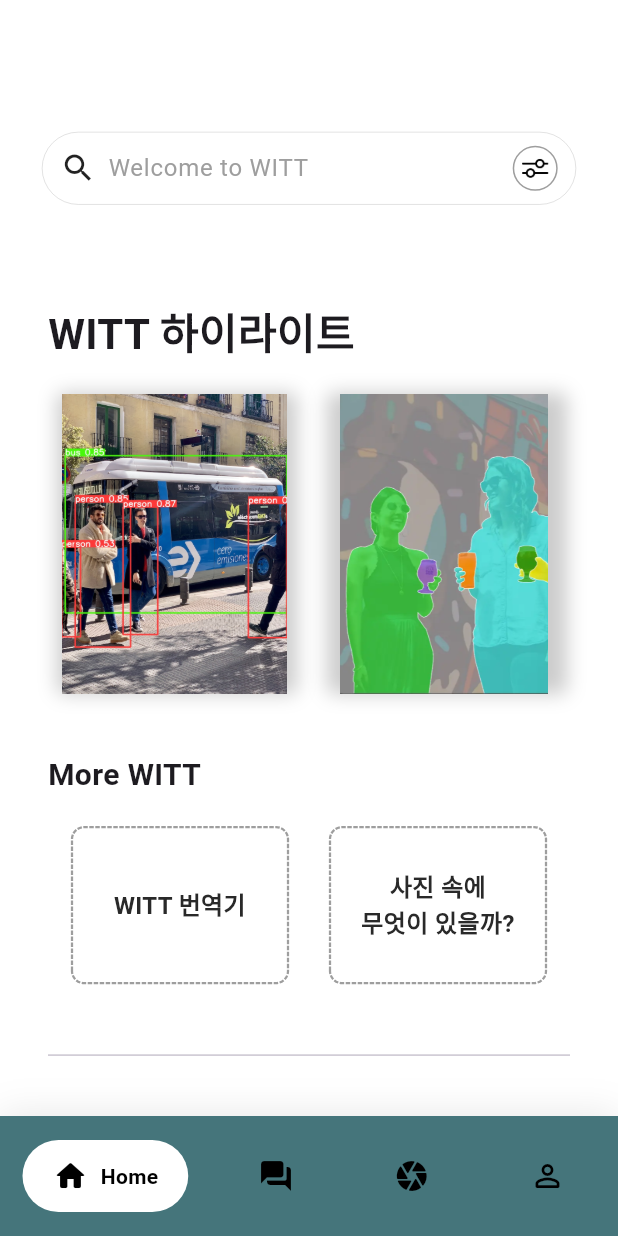
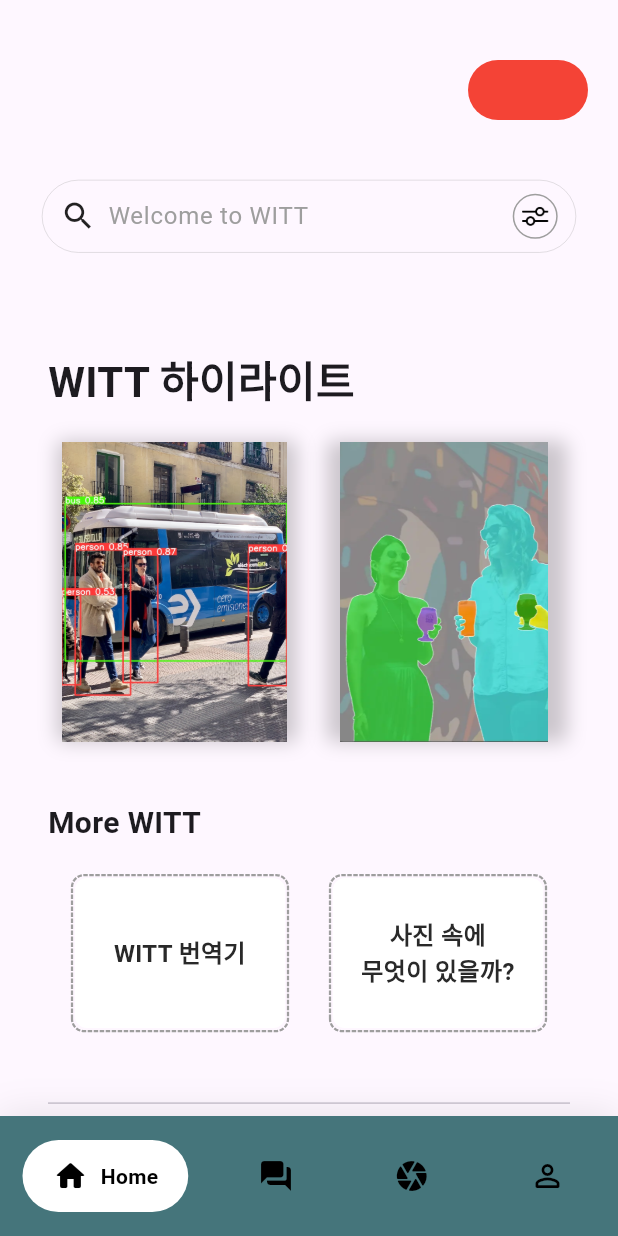
Before and after one commit to CAVASOL/witt, a Flutter app: the screen it shows after launch, after a tap on "WITT 가입하기", on a phone screen of 412 x 824 dp. Run offline on Flutter 3.47's test engine with Material 3 defaults, Android fonts, the phone set to English and light mode, and no system bars; drawn by our look-alikes of dotted_border, google_nav_bar; our stand-ins replace camera, dash_chat_2, dio, firebase_auth, firebase_core, google_sign_in and 3 more; missing offline and left inert: chat_gpt_sdk, flutter_vision, google_mlkit_text_recognition, google_mlkit_translation; accounts and stored records are empty; generated files the repository leaves out were written again; network calls fail.

Commit message:
mdfied some and added theme

```diff
--- /dev/null
+++ b/lib/components/theme_button.dart
@@ -0,0 +1,36 @@
+import 'package:flutter/material.dart';
+
+class ThemeButton extends StatelessWidget {
+  const ThemeButton({super.key, required this.color, required this.onTap});
+  final Color? color;
+  final void Function()? onTap;
+
+  @override
+  Widget build(BuildContext context) {
+    return Row(
+      mainAxisAlignment: MainAxisAlignment.end,
+      children: [
+        GestureDetector(
+          onTap: onTap,
+          child: Container(
+            width: 80,
+            height: 40,
+            decoration: BoxDecoration(
+                color: color,
+                borderRadius: BorderRadius.circular(
+                  20,
+                )),
+            padding: const EdgeInsets.all(
+              24,
+            ),
+            child: const Center(
+              child: Text(
+                "tap",
+              ),
+            ),
+          ),
+        ),
+      ],
+    );
+  }
+}
--- a/lib/pages/home.dart
+++ b/lib/pages/home.dart
@@ -3,6 +3,7 @@ import 'package:flutter/material.dart';
 import 'package:google_nav_bar/google_nav_bar.dart';
 import 'package:login_auth/components/info_card.dart';
 import 'package:login_auth/components/sample.dart';
+import 'package:login_auth/components/theme_button.dart';
 import 'package:login_auth/services/assets_manager.dart';
 import 'package:login_auth/widgets/widgets.dart';
 
@@ -26,23 +27,23 @@ class HomeState extends State<Home> {
     return MaterialApp(
       debugShowCheckedModeBanner: false,
       home: Scaffold(
-        backgroundColor: Colors.white,
+        backgroundColor: Theme.of(context).colorScheme.background,
         body: SafeArea(
           child: SingleChildScrollView(
             child: Column(
               crossAxisAlignment: CrossAxisAlignment.start,
               children: [
                 const SizedBox(
-                  height: 56,
+                  height: 40,
                 ),
-                const Padding(
-                  padding: EdgeInsets.symmetric(horizontal: 32),
-                  child: Column(
-                    children: [
-                      SizedBox(
-                        height: 32,
-                      ),
-                    ],
+                Padding(
+                  padding: const EdgeInsets.only(
+                    right: 20,
+                    bottom: 40,
+                  ),
+                  child: ThemeButton(
+                    color: Colors.red,
+                    onTap: () {},
                   ),
                 ),
                 const SafeArea(
@@ -54,7 +55,9 @@ class HomeState extends State<Home> {
                   height: 64,
                 ),
                 const Padding(
-                  padding: EdgeInsets.symmetric(horizontal: 32),
+                  padding: EdgeInsets.symmetric(
+                    horizontal: 32,
+                  ),
                   child: Column(
                     children: [
                       Text(
@@ -82,7 +85,9 @@ class HomeState extends State<Home> {
                   height: 40,
                 ),
                 const Padding(
-                  padding: EdgeInsets.symmetric(horizontal: 32),
+                  padding: EdgeInsets.symmetric(
+                    horizontal: 32,
+                  ),
                   child: Column(
                     children: [
                       Text(
@@ -122,7 +127,7 @@ class HomeState extends State<Home> {
                           onTap: () {
                             Navigator.pushNamed(
                               context,
-                              '/detect',
+                              '/explore',
                             );
                           },
                           child: const InfoCard(
@@ -140,7 +145,10 @@ class HomeState extends State<Home> {
                   height: 40,
                 ),
                 const Padding(
-                  padding: EdgeInsets.only(left: 32, right: 32),
+                  padding: EdgeInsets.only(
+                    left: 32,
+                    right: 32,
+                  ),
                   child: Divider(),
                 ),
                 const SizedBox(
@@ -150,32 +158,45 @@ class HomeState extends State<Home> {
                   mainAxisAlignment: MainAxisAlignment.center,
                   children: [
                     Padding(
-                      padding: const EdgeInsets.only(right: 32),
+                      padding: const EdgeInsets.only(
+                        right: 32,
+                      ),
                       child: TextButton(
                         onPressed: () {},
                         child: const Text(
                           "Privacy",
-                          style: TextStyle(color: Color(0xFF292929)),
+                          style: TextStyle(
+                            color: Color(0xFF292929),
+                          ),
                         ),
                       ),
                     ),
                     Padding(
-                      padding: const EdgeInsets.only(left: 32, right: 32),
+                      padding: const EdgeInsets.only(
+                        left: 32,
+                        right: 32,
+                      ),
                       child: TextButton(
                         onPressed: () {},
                         child: const Text(
                           "Terms",
-                          style: TextStyle(color: Color(0xFF292929)),
+                          style: TextStyle(
+                            color: Color(0xFF292929),
+                          ),
                         ),
                       ),
                     ),
                     Padding(
-                      padding: const EdgeInsets.only(left: 32),
+                      padding: const EdgeInsets.only(
+                        left: 32,
+                      ),
                       child: TextButton(
                         onPressed: () {},
                         child: const Text(
                           "About",
-                          style: TextStyle(color: Color(0xFF292929)),
+                          style: TextStyle(
+                            color: Color(0xFF292929),
+                          ),
                         ),
                       ),
                     ),
@@ -188,21 +209,27 @@ class HomeState extends State<Home> {
                   mainAxisAlignment: MainAxisAlignment.center,
                   children: [
                     Padding(
-                      padding: const EdgeInsets.all(12),
+                      padding: const EdgeInsets.all(
+                        12,
+                      ),
                       child: Image.asset(
                         AssetsManager.instaLogo,
                         width: 32,
                       ),
                     ),
                     Padding(
-                      padding: const EdgeInsets.all(12),
+                      padding: const EdgeInsets.all(
+                        12,
+                      ),
                       child: Image.asset(
                         AssetsManager.pinterestLogo,
                         width: 32,
                       ),
                     ),
                     Padding(
-                      padding: const EdgeInsets.all(12),
+                      padding: const EdgeInsets.all(
+                        12,
+                      ),
                       child: Image.asset(
                         AssetsManager.twitterLogo,
                         width: 32,
@@ -236,23 +263,31 @@ class HomeState extends State<Home> {
             boxShadow: [
               BoxShadow(
                 blurRadius: 20,
-                color: Colors.black.withOpacity(.1),
+                color: Colors.black.withOpacity(
+                  .1,
+                ),
               )
             ],
           ),
           child: SafeArea(
             child: Padding(
-              padding:
-                  const EdgeInsets.symmetric(horizontal: 15.0, vertical: 8),
+              padding: const EdgeInsets.symmetric(
+                horizontal: 15.0,
+                vertical: 8,
+              ),
               child: GNav(
                 rippleColor: Colors.grey[300]!,
                 hoverColor: Colors.grey[100]!,
                 gap: 8,
                 activeColor: Colors.black,
                 iconSize: 24,
-                padding:
-                    const EdgeInsets.symmetric(horizontal: 20, vertical: 12),
-                duration: const Duration(milliseconds: 400),
+                padding: const EdgeInsets.symmetric(
+                  horizontal: 20,
+                  vertical: 12,
+                ),
+                duration: const Duration(
+                  milliseconds: 400,
+                ),
                 tabBackgroundColor: Colors.white,
                 color: Colors.black,
                 tabs: const [
--- a/lib/pages/welcome.dart
+++ b/lib/pages/welcome.dart
@@ -79,6 +79,9 @@ class Welcome extends StatelessWidget {
                 ),
               ],
             ),
+            const SizedBox(
+              height: 80,
+            )
           ],
         ),
       ),
--- a/lib/services/assets_manager.dart
+++ b/lib/services/assets_manager.dart
@@ -8,10 +8,9 @@ class AssetsManager {
   static String googleLogo = "$imagePath/google.png";
   static String instaLogo = "$imagePath/insta.png";
   static String pinterestLogo = "$imagePath/pinterest.png";
-  static String wittLogoLight = "$imagePath/sam18.png";
+  static String wittLogoLight = "$imagePath/sam5.png";
   static String wittLogoDark = "$imagePath/sam29.png";
   static String twitterLogo = "$imagePath/twitter.png";
   static String segSam = "$imagePath/segsam.png";
-  static String bye = "$imagePath/sam5.png";
   static String yar = "$imagePath/yar.png";
 }
```
Also changed, not shown: lib/pages/camera.dart (+15 -9 lines), lib/pages/chat.dart (+12 -9 lines), lib/pages/explore.dart (added, +141 -0 lines), lib/pages/image_detect.dart (+19 -13 lines), lib/pages/mypage.dart (+14 -4 lines), lib/pages/register.dart (+4 -7 lines), lib/pages/translate.dart (+16 -6 lines), lib/theme/theme.dart (added, +18 -0 lines), assets/images/sam18.png (deleted).
